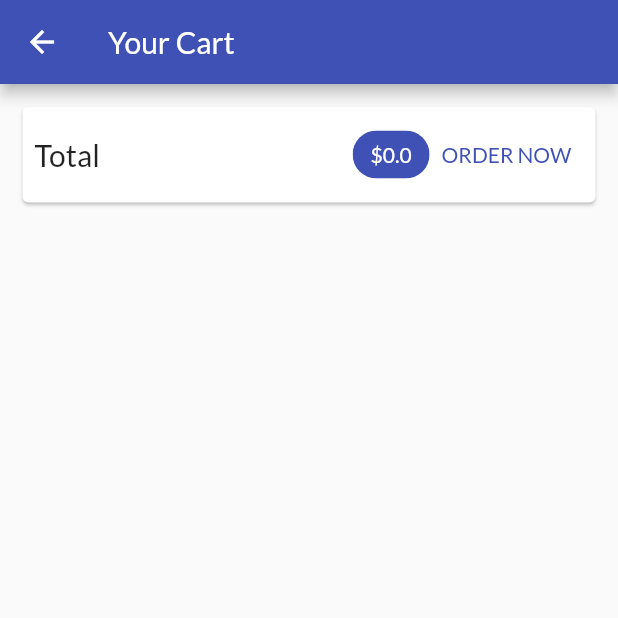
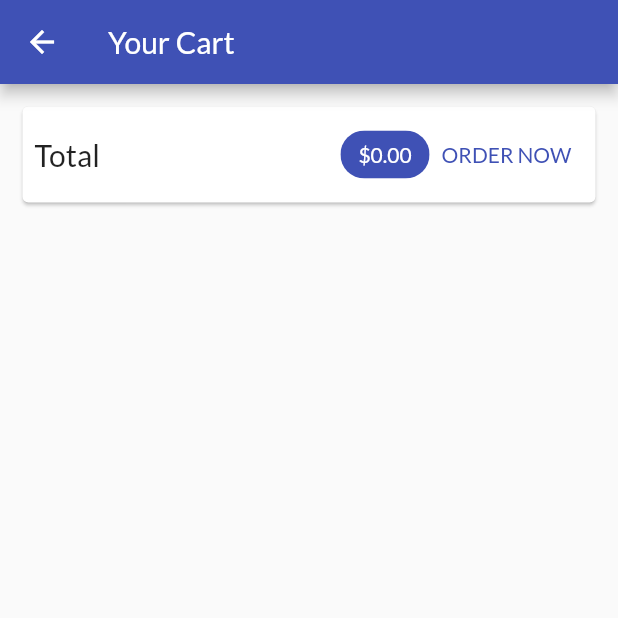
Before and after one commit to alinbabu2010/ShopApp, a Flutter app: the CartScreen screen opened by its route, on a phone screen of 412 x 824 dp, the top half of it. Run offline on Flutter 3.47's test engine with Material 2 defaults, Android fonts, the phone set to English and light mode, and no system bars; network calls fail.

Commit message:
Add cart item lists into cart screen

```diff
--- a/lib/screens/cart_screen.dart
+++ b/lib/screens/cart_screen.dart
@@ -1,10 +1,11 @@
 import 'package:flutter/material.dart';
 import 'package:provider/provider.dart';
-import 'package:shop_app/providers/cart.dart';
+import 'package:shop_app/providers/cart.dart' show Cart;
 import 'package:shop_app/utils/constants.dart';
 import 'package:shop_app/utils/typography.dart';
 
 import '../utils/dimens.dart';
+import '../widgets/cart_item.dart';
 
 class CartScreen extends StatelessWidget {
   static const routeName = '/cart_screen';
@@ -35,7 +36,7 @@ class CartScreen extends StatelessWidget {
                   const SizedBox(width: cartScreenSpaceWidth),
                   Chip(
                     label: Text(
-                      '\$${cart.totalAmount}',
+                      '\$${cart.totalAmount.toStringAsFixed(2)}',
                       style: TextStyle(
                         color: Theme.of(context)
                             .primaryTextTheme
@@ -52,6 +53,21 @@ class CartScreen extends StatelessWidget {
                 ],
               ),
             ),
+          ),
+          const SizedBox(height: cartScreenSpaceHeight),
+          Expanded(
+            child: ListView.builder(
+              itemBuilder: (_, index) {
+                var cartItem = cart.items.values.toList()[index];
+                return CartItem(
+                  cartItem.id,
+                  cartItem.price,
+                  cartItem.quantity,
+                  cartItem.title,
+                );
+              },
+              itemCount: cart.itemCount,
+            ),
           )
         ],
       ),
```
